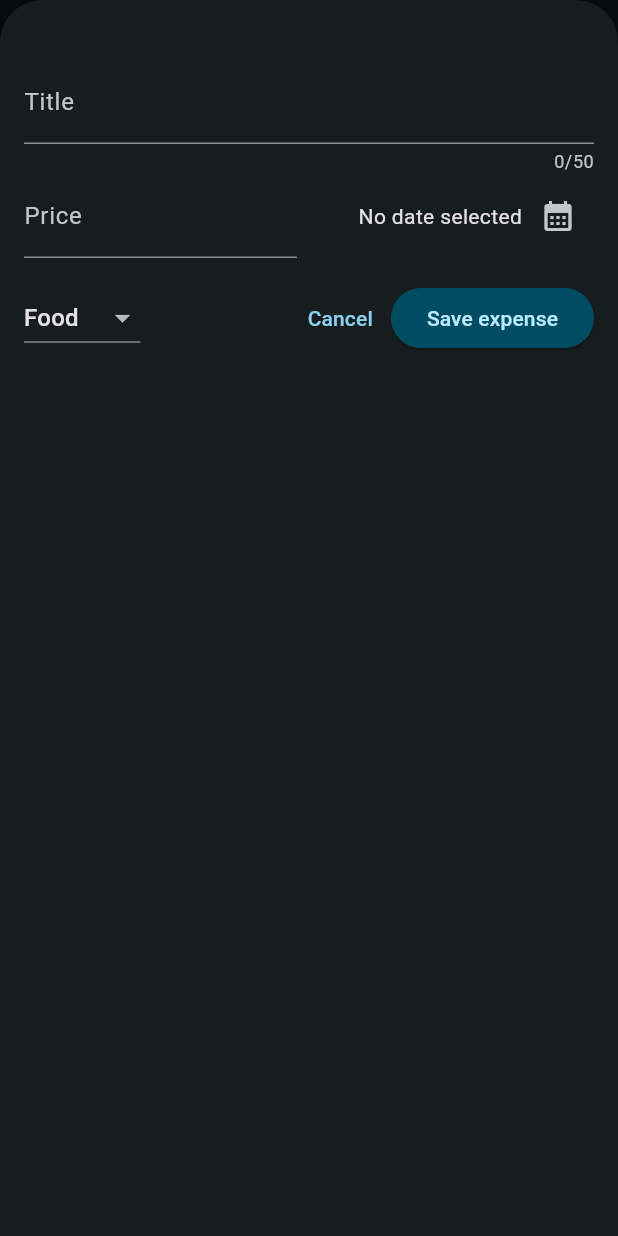
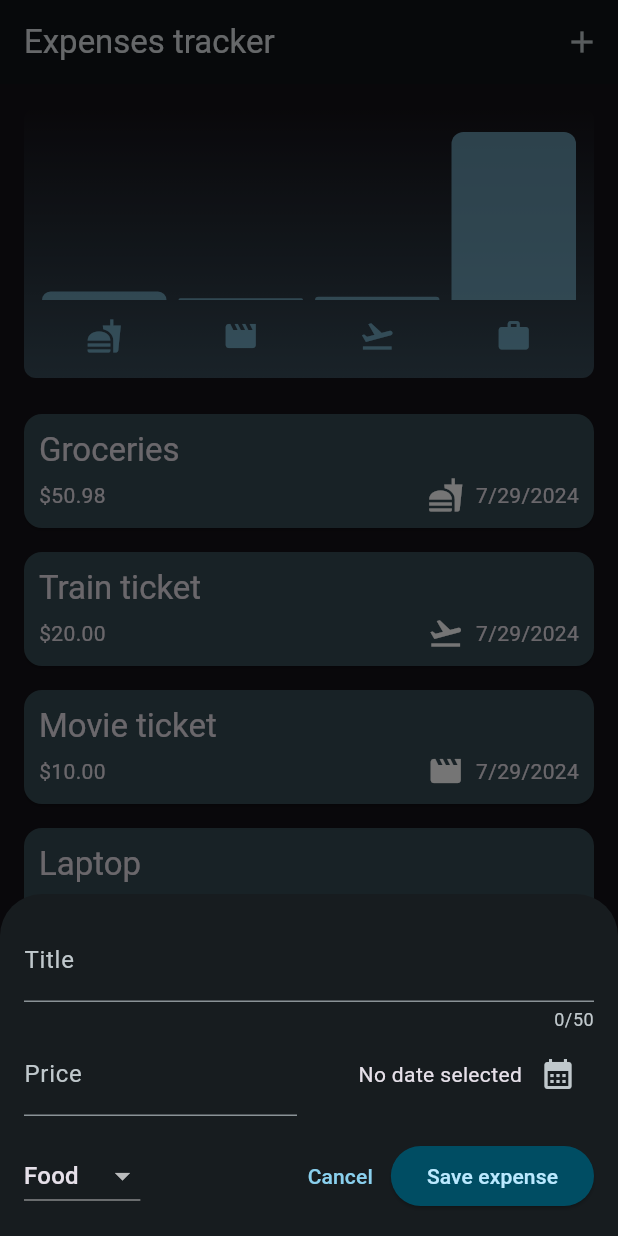
Before and after one commit to MarcinFed/expense_tracker, a Flutter app: the screen it shows after launch, after a tap on the "add" icon, on a phone screen of 412 x 824 dp. Run offline on Flutter 3.47's test engine with Material 3 defaults, Android fonts, the phone set to English and light mode, and no system bars.

```diff
--- a/lib/main.dart
+++ b/lib/main.dart
@@ -1,5 +1,6 @@
 import 'package:flutter/material.dart';
 import 'package:expense_tracker/widgets/expenses.dart';
+import 'package:flutter/services.dart';
 
 var kColorScheme = ColorScheme.fromSeed(
   seedColor: const Color.fromARGB(255, 96, 59, 181),
@@ -11,6 +12,10 @@ var kDarkColorScheme = ColorScheme.fromSeed(
 );
 
 void main() {
+  // WidgetsFlutterBinding.ensureInitialized();
+  // SystemChrome.setPreferredOrientations([
+  //   DeviceOrientation.portraitUp
+  // ]).then((fn) {
     runApp(
       MaterialApp(
         darkTheme: ThemeData.dark().copyWith(
@@ -54,4 +59,5 @@ void main() {
         home: const Expenses(),
       ),
     );
+  // });
 }
--- a/lib/widgets/expenses.dart
+++ b/lib/widgets/expenses.dart
@@ -71,6 +71,7 @@ class _ExpensesState extends State<Expenses> {
 
   void _openExpenseForm() {
     showModalBottomSheet(
+      useSafeArea: true,
       isScrollControlled: true,
       context: context,
       builder: (ctx) => NewExpense(onAddExpense: _addNewExpense),
@@ -79,6 +80,9 @@ class _ExpensesState extends State<Expenses> {
 
   @override
   Widget build(BuildContext context) {
+    final width = MediaQuery.of(context).size.width;
+    final height = MediaQuery.of(context).size.height;
+
     Widget mainContent = const Center(child: Text('No expenses added yet!'));
 
     if (_registeredExpenses.isNotEmpty) {
@@ -97,9 +101,18 @@ class _ExpensesState extends State<Expenses> {
           ),
         ],
       ),
-      body: Column(
+      body: width < height
+          ? Column(
               children: [
                 Chart(expenses: _registeredExpenses),
+                Expanded(
+                  child: mainContent,
+                ),
+              ],
+            )
+          : Row(
+              children: [
+                Expanded(child: Chart(expenses: _registeredExpenses)),
                 Expanded(
                   child: mainContent,
                 ),
--- a/lib/widgets/new_expense.dart
+++ b/lib/widgets/new_expense.dart
@@ -1,8 +1,11 @@
+import 'dart:io';
 import 'package:flutter/material.dart';
+import 'package:flutter/cupertino.dart';
 import 'package:expense_tracker/models/expense.dart';
 
 class NewExpense extends StatefulWidget {
   const NewExpense({super.key, required this.onAddExpense});
+
   final void Function(Expense) onAddExpense;
 
   @override
@@ -31,11 +34,24 @@ class _NewExpenseState extends State<NewExpense> {
     });
   }
 
-  void _submitExpenseData() {
-    if (_titleController.text.trim().isEmpty ||
-        double.tryParse(_priceController.text) == null ||
-        double.tryParse(_priceController.text)! <= 0 ||
-        _selectedDate == null) {
+  void _showDialog() {
+    if (Platform.isIOS) {
+      showCupertinoDialog(
+        context: context,
+        builder: (ctx) => CupertinoAlertDialog(
+          title: const Text('Invalid input'),
+          content: const Text('Please enter valid data'),
+          actions: [
+            CupertinoDialogAction(
+              onPressed: () {
+                Navigator.pop(ctx);
+              },
+              child: const Text('Okay'),
+            ),
+          ],
+        ),
+      );
+    } else {
       showDialog(
         context: context,
         builder: (ctx) => AlertDialog(
@@ -51,6 +67,15 @@ class _NewExpenseState extends State<NewExpense> {
           ],
         ),
       );
+    }
+  }
+
+  void _submitExpenseData() {
+    if (_titleController.text.trim().isEmpty ||
+        double.tryParse(_priceController.text) == null ||
+        double.tryParse(_priceController.text)! <= 0 ||
+        _selectedDate == null) {
+      _showDialog();
       return;
     } else {
       final enteredTitle = _titleController.text;
@@ -76,10 +101,45 @@ class _NewExpenseState extends State<NewExpense> {
 
   @override
   Widget build(context) {
-    return Padding(
-      padding: const EdgeInsets.fromLTRB(16, 40, 16, 16),
+    final keyboardSpace = MediaQuery.of(context).viewInsets.bottom;
+
+    return LayoutBuilder(builder: (ctx, constraints) {
+      final width = constraints.maxWidth;
+      final height = constraints.maxHeight;
+
+      return SingleChildScrollView(
+        child: Padding(
+          padding: EdgeInsets.fromLTRB(16, 16, 16, keyboardSpace + 16),
           child: Column(
             children: [
+              if (width > height)
+                Row(
+                  crossAxisAlignment: CrossAxisAlignment.start,
+                  children: [
+                    Expanded(
+                      child: TextField(
+                        controller: _titleController,
+                        maxLength: 50,
+                        decoration: const InputDecoration(
+                          labelText: 'Title',
+                        ),
+                      ),
+                    ),
+                    const SizedBox(width: 24),
+                    Expanded(
+                      child: TextField(
+                        controller: _priceController,
+                        keyboardType: const TextInputType.numberWithOptions(
+                            decimal: true),
+                        decoration: const InputDecoration(
+                          prefixText: '\$',
+                          labelText: 'Price',
+                        ),
+                      ),
+                    ),
+                  ],
+                )
+              else
                 TextField(
                   controller: _titleController,
                   maxLength: 50,
@@ -87,13 +147,56 @@ class _NewExpenseState extends State<NewExpense> {
                     labelText: 'Title',
                   ),
                 ),
+              if (width > height)
+                Row(
+                  children: [
+                    DropdownButton(
+                      value: _selectedCategory,
+                      items: Category.values
+                          .map(
+                            (category) => DropdownMenuItem(
+                              value: category,
+                              child: Text(
+                                category.name.replaceRange(
+                                    0, 1, category.name[0].toUpperCase()),
+                              ),
+                            ),
+                          )
+                          .toList(),
+                      onChanged: (value) {
+                        setState(() {
+                          _selectedCategory = value as Category;
+                        });
+                      },
+                    ),
+                    const SizedBox(width: 24),
+                    Expanded(
+                      child: Row(
+                        mainAxisAlignment: MainAxisAlignment.end,
+                        crossAxisAlignment: CrossAxisAlignment.center,
+                        children: [
+                          Text(
+                            _selectedDate == null
+                                ? 'No date selected'
+                                : formatter.format(_selectedDate!),
+                          ),
+                          IconButton(
+                            onPressed: _presentDatePicker,
+                            icon: const Icon(Icons.calendar_month),
+                          ),
+                        ],
+                      ),
+                    ),
+                  ],
+                )
+              else
                 Row(
                   children: [
                     Expanded(
                       child: TextField(
                         controller: _priceController,
-                  keyboardType:
-                      const TextInputType.numberWithOptions(decimal: true),
+                        keyboardType: const TextInputType.numberWithOptions(
+                            decimal: true),
                         decoration: const InputDecoration(
                           prefixText: '\$',
                           labelText: 'Price',
@@ -121,6 +224,23 @@ class _NewExpenseState extends State<NewExpense> {
                   ],
                 ),
               const SizedBox(height: 16),
+              if (width > height)
+                Row(
+                  children: [
+                    const Spacer(),
+                    TextButton(
+                      onPressed: () {
+                        Navigator.pop(context);
+                      },
+                      child: const Text('Cancel'),
+                    ),
+                    ElevatedButton(
+                      onPressed: _submitExpenseData,
+                      child: const Text('Save expense'),
+                    ),
+                  ],
+                )
+              else
                 Row(
                   children: [
                     DropdownButton(
@@ -157,6 +277,8 @@ class _NewExpenseState extends State<NewExpense> {
                 ),
             ],
           ),
+        ),
       );
+    });
   }
 }
```
Lines whose indentation alone changed are shown as unchanged.
